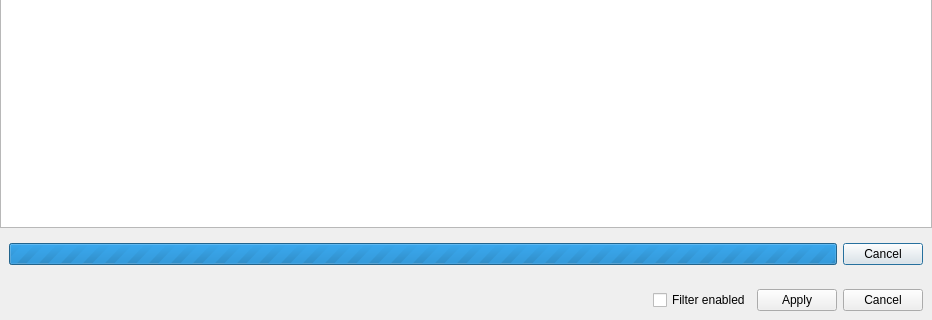
Qt form src/home/flibrary/gui/dialogs/FilterSettingsDialog.ui (heimdallr/books) before a commit; both pictures show x 0 to 932 and y 530 to 850 of the 932 by 850 pixel window.
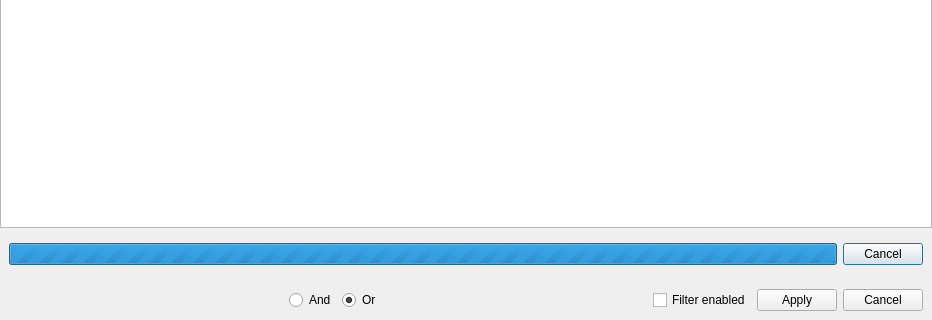
The same form after that commit. Custom widgets are drawn as their Qt base class.

Commit message: #1138 Диалог

```diff
--- a/src/home/flibrary/gui/dialogs/FilterSettingsDialog.ui
+++ b/src/home/flibrary/gui/dialogs/FilterSettingsDialog.ui
@@ -283,6 +283,60 @@
         </property>
        </spacer>
       </item>
+      <item>
+       <widget class="QWidget" name="flagsAccumulationWidget" native="true">
+        <layout class="QHBoxLayout" name="_4">
+         <property name="leftMargin">
+          <number>0</number>
+         </property>
+         <property name="topMargin">
+          <number>0</number>
+         </property>
+         <property name="rightMargin">
+          <number>0</number>
+         </property>
+         <property name="bottomMargin">
+          <number>0</number>
+         </property>
+         <item>
+          <widget class="QRadioButton" name="radioButtonAnd">
+           <property name="accessibleName">
+            <string notr="true">And</string>
+           </property>
+           <property name="text">
+            <string>And</string>
+           </property>
+          </widget>
+         </item>
+         <item>
+          <widget class="QRadioButton" name="radioButtonOr">
+           <property name="accessibleName">
+            <string notr="true">Or</string>
+           </property>
+           <property name="text">
+            <string>Or</string>
+           </property>
+           <property name="checked">
+            <bool>true</bool>
+           </property>
+          </widget>
+         </item>
+        </layout>
+       </widget>
+      </item>
+      <item>
+       <spacer name="horizontalSpacer_2">
+        <property name="orientation">
+         <enum>Qt::Orientation::Horizontal</enum>
+        </property>
+        <property name="sizeHint" stdset="0">
+         <size>
+          <width>40</width>
+          <height>20</height>
+         </size>
+        </property>
+       </spacer>
+      </item>
       <item>
        <widget class="QCheckBox" name="checkBoxFilterEnabled">
         <property name="text">
```
The commit also changes 1 other file.
